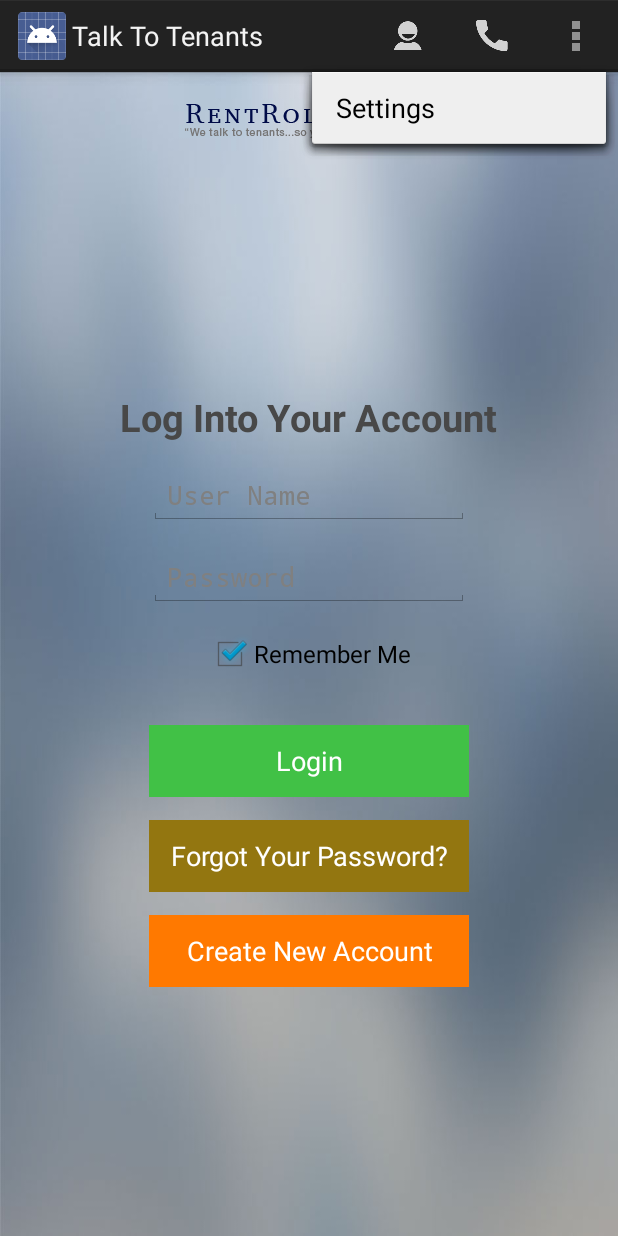
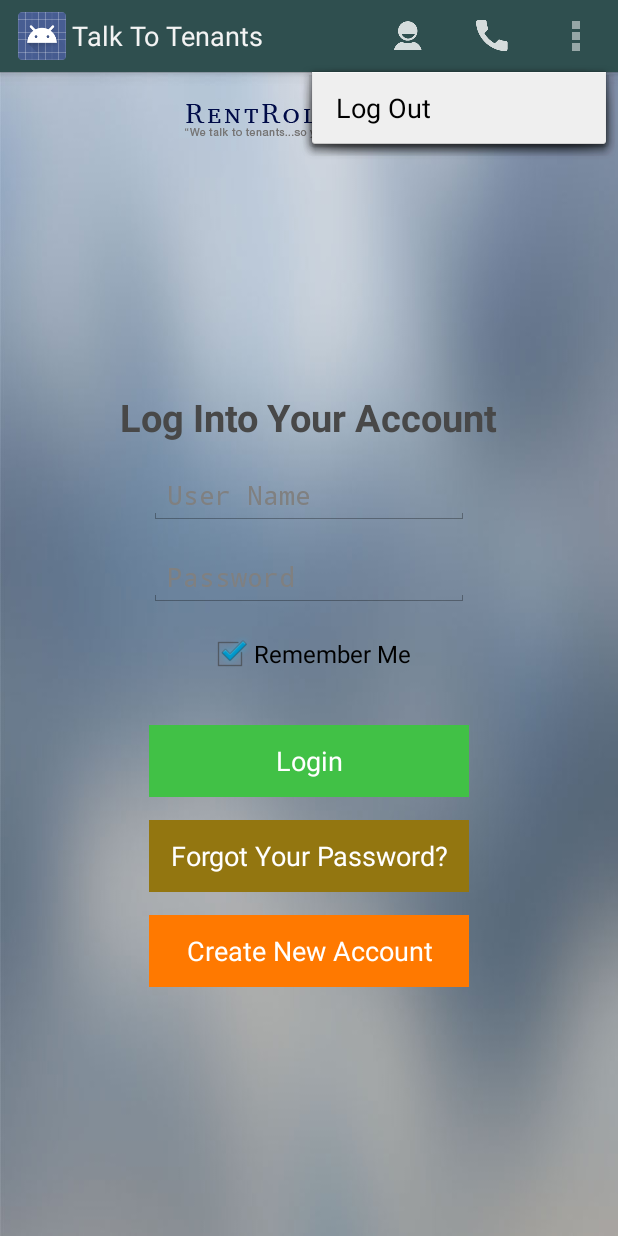
Before and after one commit to tonychristian/RentRollCall-android, an Android app: the screen it shows after launch (MainActivity), with the options menu open, on a phone screen of 412 x 824 dp. Run offline under Robolectric (Android 15) with nearby library versions, the phone set to English and light mode, and no system bars.

Commit message:
actionbar styling

```diff
--- a/app/src/main/AndroidManifest.xml
+++ b/app/src/main/AndroidManifest.xml
@@ -4,7 +4,7 @@
 
     <application
         android:allowBackup="true"
-        android:icon="@drawable/ic_launcher"
+        android:icon="@drawable/launcher"
         android:label="@string/app_name"
         android:theme="@style/AppTheme" >
         <activity
--- a/app/src/main/res/menu/main.xml
+++ b/app/src/main/res/menu/main.xml
@@ -1,8 +1,9 @@
 <menu xmlns:android="http://schemas.android.com/apk/res/android"
     xmlns:tools="http://schemas.android.com/tools"
     tools:context=".MainActivity" >
-    <item android:id="@+id/action_settings"
-        android:title="@string/action_settings"
+
+    <item android:id="@+id/log_out"
+        android:title="@string/log_out"
         android:orderInCategory="100"
         android:showAsAction="never" />
 
--- a/app/src/main/res/menu/second.xml
+++ b/app/src/main/res/menu/second.xml
@@ -1,8 +1,9 @@
 <menu xmlns:android="http://schemas.android.com/apk/res/android"
     xmlns:tools="http://schemas.android.com/tools"
     tools:context=".second" >
-    <item android:id="@+id/action_settings"
-        android:title="@string/action_settings"
+
+    <item android:id="@+id/log_out"
+        android:title="@string/log_out"
         android:orderInCategory="100"
         android:showAsAction="never" />
 
--- a/app/src/main/res/menu/third.xml
+++ b/app/src/main/res/menu/third.xml
@@ -1,8 +1,9 @@
 <menu xmlns:android="http://schemas.android.com/apk/res/android"
     xmlns:tools="http://schemas.android.com/tools"
     tools:context=".third" >
-    <item android:id="@+id/action_settings"
-        android:title="@string/action_settings"
+
+    <item android:id="@+id/log_out"
+        android:title="@string/log_out"
         android:orderInCategory="100"
         android:showAsAction="never" />
 
--- a/app/src/main/res/values/strings.xml
+++ b/app/src/main/res/values/strings.xml
@@ -7,5 +7,6 @@
     <string name="remember_me">New CheckBox</string>
     <string name="search_contacts_text_view">Search your contacts</string>
     <string name="enter_name_button_text">Go</string>
+    <string name="log_out">Log Out</string>
 
 </resources>
--- a/app/src/main/res/values/styles.xml
+++ b/app/src/main/res/values/styles.xml
@@ -3,6 +3,14 @@
     <!-- Base application theme. -->
     <style name="AppTheme" parent="android:Theme.Holo.Light.DarkActionBar">
         <!-- Customize your theme here. -->
+        <item name="android:actionBarStyle">@style/MyActionBar</item>
     </style>
 
+    <!-- ActionBar styles -->
+    <style name="MyActionBar"
+        parent="@android:style/Widget.Holo.Light.ActionBar.Solid.Inverse">
+        <item name="android:background">@drawable/actionbar_background</item>
+    </style>
+
+    <drawable name="actionbar_background">#2f4f4f</drawable>
 </resources>
```
